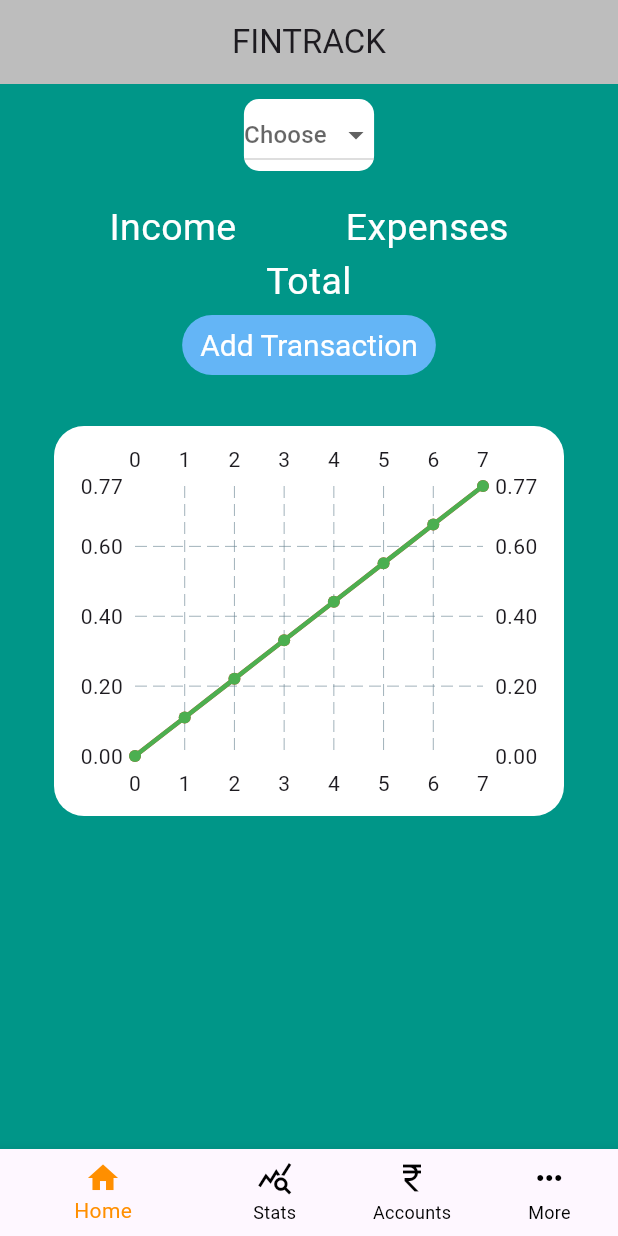
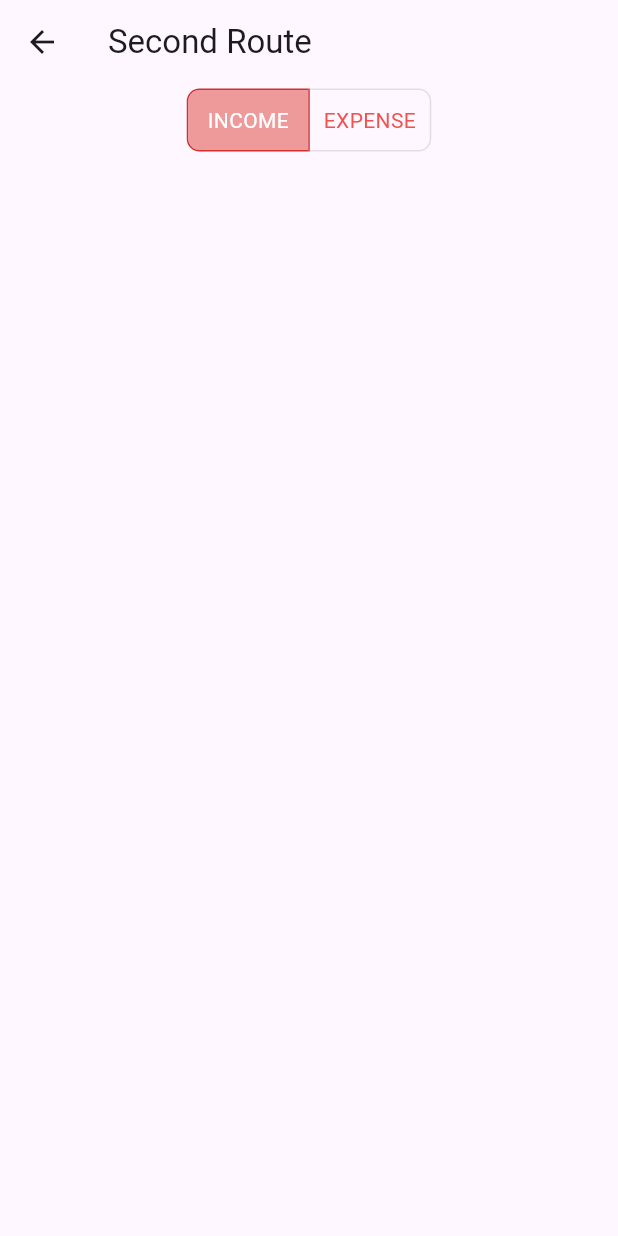
Before and after one commit to Akhileshait/fintrack, a Flutter app: the screen it shows after launch, after a tap on "Add Transaction", on a phone screen of 412 x 824 dp. Run offline on Flutter 3.47's test engine with Material 3 defaults, Android fonts, the phone set to English and light mode, and no system bars; drawn by our look-alikes of fl_chart; Roboto replaces fonts that are missing (JosefinSans).

Commit message:
trasaction page

```diff
--- a/lib/main.dart
+++ b/lib/main.dart
@@ -3,8 +3,12 @@ import 'package:fl_chart/fl_chart.dart';
 import 'dart:math';
 
 void main() {
-  runApp(MyApp());
+  runApp(MaterialApp(
+    home: MyApp(),
+  ));
 }
+
+const List<Widget> fruits = <Widget>[Text('INCOME'), Text('EXPENSE')];
 
 class MyApp extends StatefulWidget {
   MyApp({super.key});
@@ -55,8 +59,7 @@ class _MyAppState extends State<MyApp> {
 
   @override
   Widget build(BuildContext context) {
-    return MaterialApp(
-      home: Scaffold(
+    return Scaffold(
       backgroundColor: Colors.teal,
       body: SafeArea(
           child: Column(
@@ -122,7 +125,13 @@ class _MyAppState extends State<MyApp> {
             ),
           ),
           TextButton(
-              onPressed: () {},
+            // Within the `FirstRoute` widget
+            onPressed: () {
+              Navigator.push(
+                context,
+                MaterialPageRoute(builder: (context) => SecondRoute()),
+              );
+            },
             child: Text("Add Transaction"),
             style: TextButton.styleFrom(
                 backgroundColor: Colors.blue.shade300,
@@ -189,7 +198,56 @@ class _MyAppState extends State<MyApp> {
         currentIndex: _selectedIndex,
         onTap: _onItemTapped,
       ),
-      ),
     );
   }
 }
+
+class SecondRoute extends StatefulWidget {
+  SecondRoute({super.key});
+
+  @override
+  State<SecondRoute> createState() => _SecondRouteState();
+}
+
+class _SecondRouteState extends State<SecondRoute> {
+  final List<bool> _selectedFruits = <bool>[true, false];
+  bool vertical = false;
+
+  @override
+  Widget build(BuildContext context) {
+    return Scaffold(
+      appBar: AppBar(
+        title: const Text('Second Route'),
+      ),
+      body: SafeArea(
+          child: Column(
+        children: [
+          Center(
+            child: ToggleButtons(
+              direction: vertical ? Axis.vertical : Axis.horizontal,
+              onPressed: (int index) {
+                setState(() {
+                  // The button that is tapped is set to true, and the others to false.
+                  for (int i = 0; i < _selectedFruits.length; i++) {
+                    _selectedFruits[i] = i == index;
+                  }
+                });
+              },
+              borderRadius: const BorderRadius.all(Radius.circular(8)),
+              selectedBorderColor: Colors.red[700],
+              selectedColor: Colors.white,
+              fillColor: Colors.red[200],
+              color: Colors.red[400],
+              constraints: const BoxConstraints(
+                minHeight: 40.0,
+                minWidth: 80.0,
+              ),
+              isSelected: _selectedFruits,
+              children: fruits,
+            ),
+          )
+        ],
+      )),
+    );
+  }
+}
```
Lines whose indentation alone changed are shown as unchanged.
